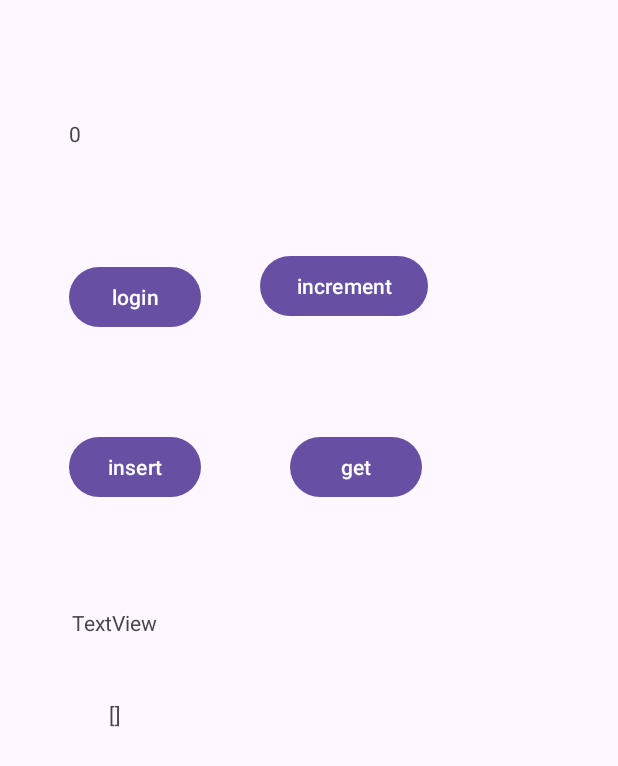
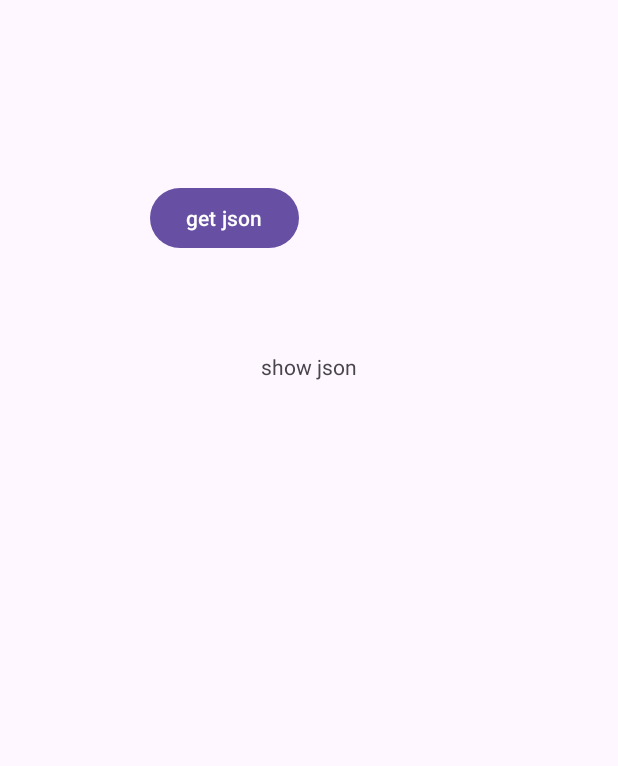
Before and after one commit to abdultanveer/MotoDemo, an Android app: the screen it shows after launch (MainActivity before the commit, SecondActivity after it), on a phone screen of 412 x 824 dp. Shown: the top 766 px of the screen. Run offline under Robolectric (Android 15) with nearby library versions, the phone set to English and light mode, and no system bars.

Commit message:
retrofit getting json

```diff
--- a/app/src/main/java/com/example/motodemo/MainActivity.kt
+++ b/app/src/main/java/com/example/motodemo/MainActivity.kt
@@ -6,6 +6,7 @@ import android.widget.Button
 import android.widget.TextView
 import androidx.appcompat.app.AppCompatActivity
 import androidx.constraintlayout.widget.ConstraintLayout
+import androidx.databinding.DataBindingUtil
 import androidx.lifecycle.LiveData
 import androidx.lifecycle.Observer
 import androidx.lifecycle.ViewModelProvider
@@ -14,6 +15,7 @@ import com.example.motodemo.data.Item
 import com.example.motodemo.data.ItemDao
 import com.example.motodemo.data.ItemRoomDatabase
 import com.example.motodemo.databinding.ActivityMainBinding
+import kotlinx.coroutines.Dispatchers
 import kotlinx.coroutines.GlobalScope
 import kotlinx.coroutines.launch
 
@@ -47,12 +49,15 @@ class MainActivity : AppCompatActivity() {
         var  database = ItemRoomDatabase.getDatabase(this)
         dao = database.itemDao()
 
-        binding = ActivityMainBinding.inflate(layoutInflater)
-        val view = binding.root
-        setContentView(view)
+        binding = DataBindingUtil.setContentView(this,R.layout.activity_main)
+        binding.lifecycleOwner = this
+
+        //.inflate(layoutInflater)
+       /* val view = binding.root
+        setContentView(view)*/
        viewModel = ViewModelProvider(this)[MainViewModel::class.java]
 
-        binding.tvDesc.setText(""+viewModel.count)
+      //  binding.tvDesc.setText(""+viewModel.count)
 
       /*  val secsObserver: Observer<Int> = object : Observer<Int>() {
             fun onChanged(integer: Int) {
@@ -72,12 +77,12 @@ class MainActivity : AppCompatActivity() {
 
 
 
-        binding.btnInc.setOnClickListener {
-          /*  viewModel.startTimer()
-            binding.tvDesc.setText(""+viewModel._seconds)*/
+      /*  binding.btnInc.setOnClickListener {
+          *//*  viewModel.startTimer()
+            binding.tvDesc.setText(""+viewModel._seconds)*//*
             viewModel.incrementCount()
           //  binding.tvDesc.setText(""+ viewModel.count)
-        }
+        }*/
 
         binding.btnInsert.setOnClickListener {
             insertDb()
--- a/app/src/main/java/com/example/motodemo/MainViewModel.kt
+++ b/app/src/main/java/com/example/motodemo/MainViewModel.kt
@@ -34,6 +34,7 @@ class MainViewModel:ViewModel() {
     }
 
         fun incrementCount(){
+            Log.i(TAG,"count is --"+count)
         count++
     }
 
--- /dev/null
+++ b/app/src/main/java/com/example/motodemo/SecondActivity.kt
@@ -0,0 +1,33 @@
+package com.example.motodemo
+
+import androidx.appcompat.app.AppCompatActivity
+import android.os.Bundle
+import androidx.lifecycle.lifecycleScope
+import com.example.motodemo.databinding.ActivityMainBinding
+import com.example.motodemo.databinding.ActivitySecondBinding
+import com.example.motodemo.network.MarsApi
+import kotlinx.coroutines.launch
+
+class SecondActivity : AppCompatActivity() {
+    private lateinit var binding:ActivitySecondBinding
+
+    override fun onCreate(savedInstanceState: Bundle?) {
+        super.onCreate(savedInstanceState)
+       // setContentView(R.layout.activity_second)
+        binding = ActivitySecondBinding.inflate(layoutInflater)
+        val view = binding.root
+        setContentView(view)
+        binding.btnGetJson.setOnClickListener {
+            getMarsPhotos()
+        }
+    }
+
+    private fun getMarsPhotos() {
+        lifecycleScope.launch {
+
+            val listResult = MarsApi.retrofitService.getPhotos()
+            binding.tvJson.text = listResult
+            //_status.value = listResult
+        }
+        }
+}
--- a/app/src/main/res/layout/activity_main.xml
+++ b/app/src/main/res/layout/activity_main.xml
@@ -32,13 +32,14 @@
             android:layout_marginStart="46dp"
             android:layout_marginTop="79dp"
             android:layout_marginBottom="76dp"
-            android:text="@{mviewmodel.count}"
+            android:text="@{String.valueOf(mviewmodel.count)}"
             app:layout_constraintBottom_toTopOf="@+id/btnLogin"
             app:layout_constraintStart_toStartOf="parent"
             app:layout_constraintTop_toTopOf="parent" />
 
         <Button
             android:id="@+id/btnInc"
+            android:onClick="@{()-> mviewmodel.incrementCount()}"
             android:layout_width="wrap_content"
             android:layout_height="wrap_content"
             android:layout_marginStart="39dp"
--- /dev/null
+++ b/app/src/main/res/layout/activity_second.xml
@@ -0,0 +1,28 @@
+<?xml version="1.0" encoding="utf-8"?>
+<androidx.constraintlayout.widget.ConstraintLayout xmlns:android="http://schemas.android.com/apk/res/android"
+    xmlns:app="http://schemas.android.com/apk/res-auto"
+    xmlns:tools="http://schemas.android.com/tools"
+    android:layout_width="match_parent"
+    android:layout_height="match_parent"
+    tools:context=".SecondActivity">
+
+    <Button
+        android:id="@+id/btnGetJson"
+        android:layout_width="wrap_content"
+        android:layout_height="wrap_content"
+        android:layout_marginStart="100dp"
+        android:layout_marginTop="121dp"
+        android:text="get json"
+        app:layout_constraintStart_toStartOf="parent"
+        app:layout_constraintTop_toTopOf="parent" />
+
+    <TextView
+        android:id="@+id/tvJson"
+        android:layout_width="wrap_content"
+        android:layout_height="wrap_content"
+        android:layout_marginTop="65dp"
+        android:text="show json"
+        app:layout_constraintEnd_toEndOf="parent"
+        app:layout_constraintStart_toStartOf="parent"
+        app:layout_constraintTop_toBottomOf="@+id/btnGetJson" />
+</androidx.constraintlayout.widget.ConstraintLayout>
```
Also changed, not shown: app/build.gradle.kts (+6 -1 lines), app/src/main/AndroidManifest.xml (+9 -2 lines), app/src/main/java/com/example/motodemo/network/MarsApiService.kt (added, +27 -0 lines).
